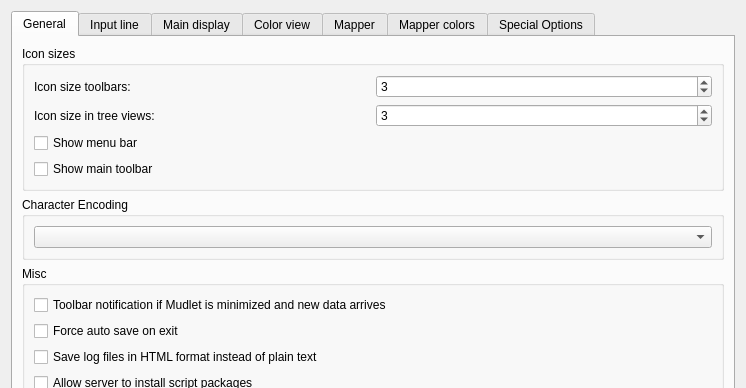
Above: src/ui/profile_preferences.ui from Mudlet/Mudlet before the change; both pictures show x 0 to 746 and y 0 to 388 of the 746 by 663 pixel window. Below: the same form after it.
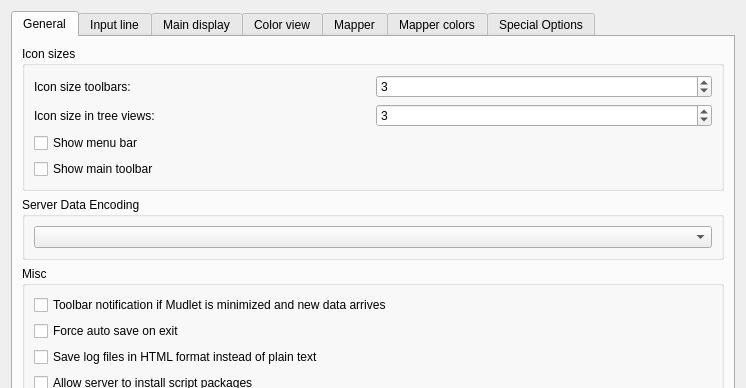
That is the form after the change. Icons and pictures are not drawn.

Commit message: Revise: correct small UTF-8 decoder bug and revise encoding setting tooltip

Patch:
```diff
--- a/src/ui/profile_preferences.ui
+++ b/src/ui/profile_preferences.ui
@@ -139,7 +139,7 @@
           <bool>true</bool>
          </property>
          <property name="title">
-          <string>Character Encoding</string>
+          <string>Server Data Encoding</string>
          </property>
          <layout class="QVBoxLayout" name="verticalLayout_7">
           <item>
```
Left out of the diff: 2 changed lines with no effect on the pictures. The commit also changes 1 other file.
